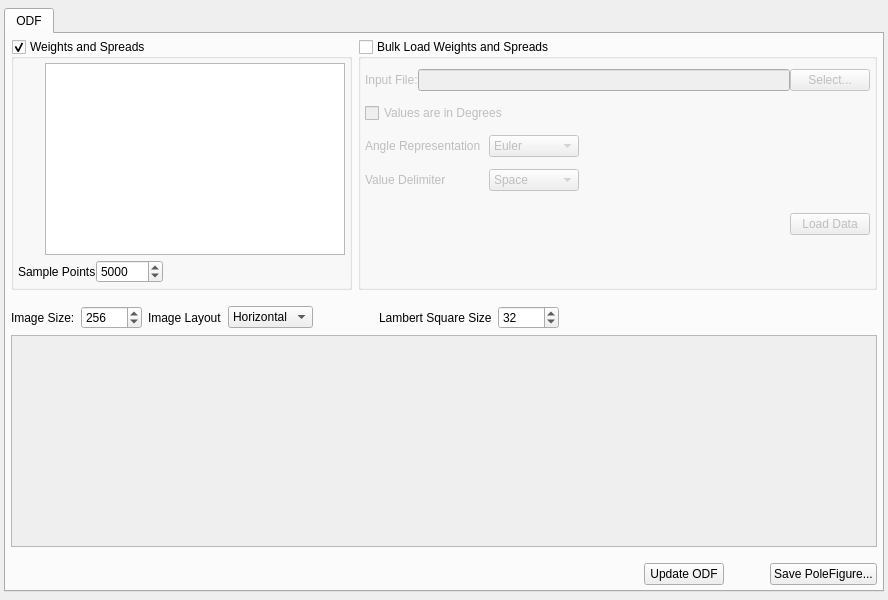
Old version of the form Source/Applications/StatsGenerator/UI_Files/SGAxisODFWidget.ui in the repository BlueQuartzSoftware/DREAM3D.
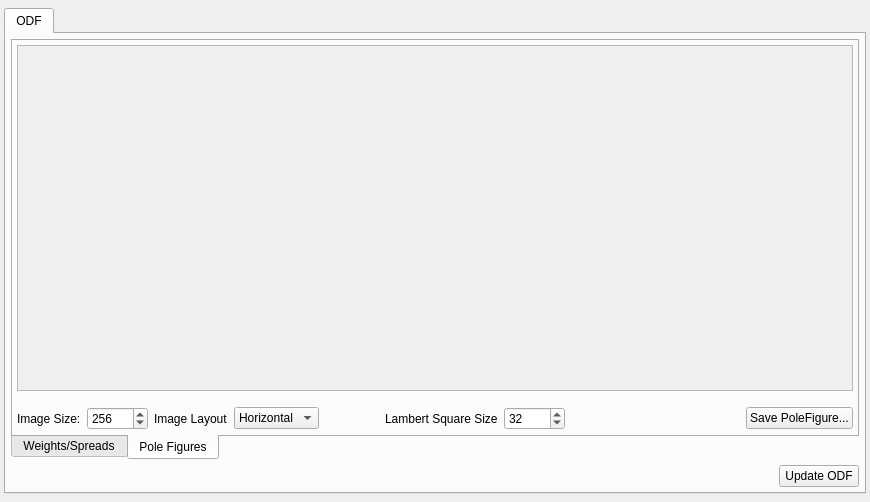
New version of the form. The open tabs and pages were chosen to show the change. Icons and pictures are not drawn. Custom widgets are drawn as their Qt base class.

Commit message: GUI Adjustment: ODF Widget in StatsGen was hard to see on smaller screens. The UI has been rearranged into more tabs.

Patch:
```diff
--- a/Source/Applications/StatsGenerator/UI_Files/SGAxisODFWidget.ui
+++ b/Source/Applications/StatsGenerator/UI_Files/SGAxisODFWidget.ui
@@ -6,8 +6,8 @@
    <rect>
     <x>0</x>
     <y>0</y>
-    <width>888</width>
-    <height>600</height>
+    <width>870</width>
+    <height>502</height>
    </rect>
   </property>
   <property name="windowTitle">
@@ -36,6 +36,9 @@
        <string>ODF</string>
       </attribute>
       <layout class="QVBoxLayout" name="verticalLayout">
+       <property name="spacing">
+        <number>5</number>
+       </property>
        <property name="leftMargin">
         <number>5</number>
        </property>
@@ -49,12 +52,32 @@
         <number>5</number>
        </property>
        <item>
-        <layout class="QHBoxLayout" name="horizontalLayout_7">
+        <widget class="QTabWidget" name="tabWidget_2">
+         <property name="tabPosition">
+          <enum>QTabWidget::South</enum>
+         </property>
+         <property name="tabShape">
+          <enum>QTabWidget::Rounded</enum>
+         </property>
+         <property name="currentIndex">
+          <number>0</number>
+         </property>
+         <widget class="QWidget" name="tab_2">
+          <attribute name="title">
+           <string>Weights/Spreads</string>
+          </attribute>
+          <layout class="QHBoxLayout" name="horizontalLayout_8">
          <property name="leftMargin">
-          <number>0</number>
+            <number>4</number>
          </property>
          <property name="topMargin">
-          <number>0</number>
+            <number>4</number>
+           </property>
+           <property name="rightMargin">
+            <number>4</number>
+           </property>
+           <property name="bottomMargin">
+            <number>4</number>
          </property>
          <item>
           <widget class="QGroupBox" name="weightSpreadGroupBox">
@@ -249,6 +272,60 @@
               </item>
              </layout>
             </item>
+              <item row="1" column="0">
+               <widget class="QPushButton" name="deleteODFTextureBtn">
+                <property name="sizePolicy">
+                 <sizepolicy hsizetype="Fixed" vsizetype="Fixed">
+                  <horstretch>0</horstretch>
+                  <verstretch>0</verstretch>
+                 </sizepolicy>
+                </property>
+                <property name="minimumSize">
+                 <size>
+                  <width>24</width>
+                  <height>24</height>
+                 </size>
+                </property>
+                <property name="maximumSize">
+                 <size>
+                  <width>24</width>
+                  <height>24</height>
+                 </size>
+                </property>
+                <property name="toolTip">
+                 <string>Delete Weight Value</string>
+                </property>
+                <property name="text">
+                 <string/>
+                </property>
+                <property name="icon">
+                 <iconset resource="../../../../Resources/icons/images/Icons.qrc">
+                  <normaloff>:/delete2.png</normaloff>:/delete2.png</iconset>
+                </property>
+                <property name="iconSize">
+                 <size>
+                  <width>24</width>
+                  <height>24</height>
+                 </size>
+                </property>
+                <property name="flat">
+                 <bool>true</bool>
+                </property>
+               </widget>
+              </item>
+              <item row="5" column="0" colspan="2">
+               <spacer name="verticalSpacer_3">
+                <property name="orientation">
+                 <enum>Qt::Vertical</enum>
+                </property>
+                <property name="sizeHint" stdset="0">
+                 <size>
+                  <width>20</width>
+                  <height>40</height>
+                 </size>
+                </property>
+               </spacer>
+              </item>
            </layout>
           </widget>
          </item>
@@ -304,7 +381,7 @@
                <enum>Qt::Vertical</enum>
               </property>
               <property name="sizeType">
-               <enum>QSizePolicy::Preferred</enum>
+                 <enum>QSizePolicy::Expanding</enum>
               </property>
               <property name="sizeHint" stdset="0">
                <size>
@@ -445,6 +522,101 @@
           </widget>
          </item>
         </layout>
+         </widget>
+         <widget class="QWidget" name="tab_3">
+          <attribute name="title">
+           <string>Pole Figures</string>
+          </attribute>
+          <layout class="QVBoxLayout" name="verticalLayout_3">
+           <property name="leftMargin">
+            <number>4</number>
+           </property>
+           <property name="topMargin">
+            <number>4</number>
+           </property>
+           <property name="rightMargin">
+            <number>4</number>
+           </property>
+           <property name="bottomMargin">
+            <number>4</number>
+           </property>
+           <item>
+            <widget class="QScrollArea" name="m_PFScrollArea">
+             <property name="sizePolicy">
+              <sizepolicy hsizetype="Expanding" vsizetype="Expanding">
+               <horstretch>0</horstretch>
+               <verstretch>0</verstretch>
+              </sizepolicy>
+             </property>
+             <property name="minimumSize">
+              <size>
+               <width>0</width>
+               <height>0</height>
+              </size>
+             </property>
+             <property name="widgetResizable">
+              <bool>true</bool>
+             </property>
+             <widget class="QWidget" name="scrollAreaWidgetContents">
+              <property name="geometry">
+               <rect>
+                <x>0</x>
+                <y>0</y>
+                <width>830</width>
+                <height>308</height>
+               </rect>
+              </property>
+              <property name="sizePolicy">
+               <sizepolicy hsizetype="Preferred" vsizetype="Expanding">
+                <horstretch>0</horstretch>
+                <verstretch>0</verstretch>
+               </sizepolicy>
+              </property>
+              <property name="maximumSize">
+               <size>
+                <width>16777215</width>
+                <height>16777215</height>
+               </size>
+              </property>
+              <layout class="QHBoxLayout" name="horizontalLayout">
+               <property name="spacing">
+                <number>4</number>
+               </property>
+               <property name="leftMargin">
+                <number>5</number>
+               </property>
+               <property name="topMargin">
+                <number>5</number>
+               </property>
+               <property name="rightMargin">
+                <number>5</number>
+               </property>
+               <property name="bottomMargin">
+                <number>5</number>
+               </property>
+               <item>
+                <widget class="QLabel" name="m_PoleFigureLabel">
+                 <property name="text">
+                  <string/>
+                 </property>
+                </widget>
+               </item>
+               <item>
+                <spacer name="horizontalSpacer_7">
+                 <property name="orientation">
+                  <enum>Qt::Horizontal</enum>
+                 </property>
+                 <property name="sizeHint" stdset="0">
+                  <size>
+                   <width>40</width>
+                   <height>20</height>
+                  </size>
+                 </property>
+                </spacer>
+               </item>
+              </layout>
+             </widget>
+            </widget>
        </item>
        <item>
         <layout class="QHBoxLayout" name="horizontalLayout_4">
@@ -546,81 +718,14 @@
            </property>
           </spacer>
          </item>
-        </layout>
-       </item>
        <item>
-        <widget class="QScrollArea" name="m_PFScrollArea">
-         <property name="sizePolicy">
-          <sizepolicy hsizetype="Expanding" vsizetype="Expanding">
-           <horstretch>0</horstretch>
-           <verstretch>0</verstretch>
-          </sizepolicy>
-         </property>
-         <property name="minimumSize">
-          <size>
-           <width>0</width>
-           <height>0</height>
-          </size>
-         </property>
-         <property name="widgetResizable">
-          <bool>true</bool>
-         </property>
-         <widget class="QWidget" name="scrollAreaWidgetContents">
-          <property name="geometry">
-           <rect>
-            <x>0</x>
-            <y>0</y>
-            <width>862</width>
-            <height>196</height>
-           </rect>
-          </property>
-          <property name="sizePolicy">
-           <sizepolicy hsizetype="Preferred" vsizetype="Expanding">
-            <horstretch>0</horstretch>
-            <verstretch>0</verstretch>
-           </sizepolicy>
-          </property>
-          <property name="maximumSize">
-           <size>
-            <width>16777215</width>
-            <height>16777215</height>
-           </size>
-          </property>
-          <layout class="QHBoxLayout" name="horizontalLayout">
-           <property name="spacing">
-            <number>4</number>
-           </property>
-           <property name="leftMargin">
-            <number>5</number>
-           </property>
-           <property name="topMargin">
-            <number>5</number>
-           </property>
-           <property name="rightMargin">
-            <number>5</number>
-           </property>
-           <property name="bottomMargin">
-            <number>5</number>
-           </property>
-           <item>
-            <widget class="QLabel" name="m_PoleFigureLabel">
+              <widget class="QPushButton" name="savePoleFigureImage">
              <property name="text">
-              <string/>
+                <string>Save PoleFigure...</string>
              </property>
             </widget>
            </item>
-           <item>
-            <spacer name="horizontalSpacer_7">
-             <property name="orientation">
-              <enum>Qt::Horizontal</enum>
-             </property>
-             <property name="sizeHint" stdset="0">
-              <size>
-               <width>40</width>
-               <height>20</height>
-              </size>
-             </property>
-            </spacer>
+            </layout>
            </item>
           </layout>
          </widget>
@@ -629,7 +734,7 @@
        <item>
         <layout class="QHBoxLayout" name="horizontalLayout_5">
          <property name="topMargin">
-          <number>10</number>
+          <number>0</number>
          </property>
          <item>
           <spacer name="horizontalSpacer_4">
@@ -663,29 +768,6 @@
            </property>
           </widget>
          </item>
-         <item>
-          <spacer name="horizontalSpacer_6">
-           <property name="orientation">
-            <enum>Qt::Horizontal</enum>
-           </property>
-           <property name="sizeType">
-            <enum>QSizePolicy::Fixed</enum>
-           </property>
-           <property name="sizeHint" stdset="0">
-            <size>
-             <width>40</width>
-             <height>20</height>
-            </size>
-           </property>
-          </spacer>
-         </item>
-         <item>
-          <widget class="QPushButton" name="savePoleFigureImage">
-           <property name="text">
-            <string>Save PoleFigure...</string>
-           </property>
-          </widget>
-         </item>
         </layout>
        </item>
       </layout>
```
Left out of the diff: 73 changed lines with no effect on the pictures. Lines whose indentation alone changed are shown as unchanged.
